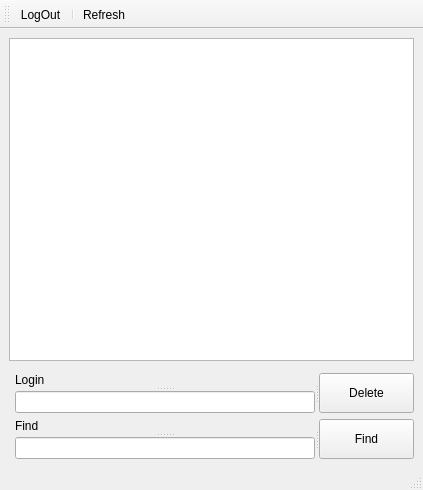
Old version of the form Qt projects/lab/adminwindow.ui in the repository Kirilko/181-351_Shimankov.
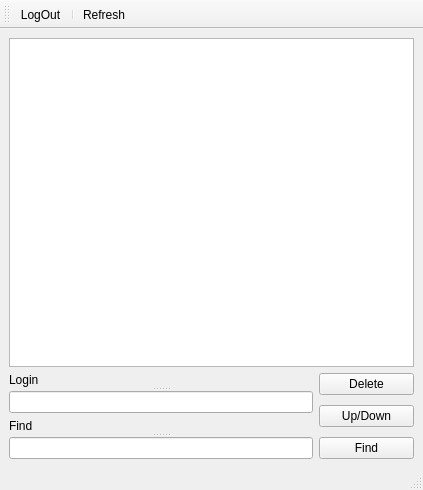
New version of the form.

Patch:
```diff
--- a/Qt projects/lab/adminwindow.ui
+++ b/Qt projects/lab/adminwindow.ui
@@ -15,30 +15,10 @@
   </property>
   <widget class="QWidget" name="centralwidget">
    <layout class="QGridLayout" name="gridLayout">
-    <item row="1" column="1">
-     <widget class="QSplitter" name="splitter_3">
-      <property name="orientation">
-       <enum>Qt::Vertical</enum>
-      </property>
-     </widget>
+    <item row="0" column="0" colspan="2">
+     <widget class="QTableView" name="tableView"/>
     </item>
-    <item row="2" column="0">
-     <widget class="QSplitter" name="splitter_5">
-      <property name="orientation">
-       <enum>Qt::Vertical</enum>
-      </property>
-      <widget class="QSplitter" name="splitter_9">
-       <property name="orientation">
-        <enum>Qt::Vertical</enum>
-       </property>
-      </widget>
-     </widget>
-    </item>
-    <item row="3" column="1">
-     <widget class="QSplitter" name="splitter_2">
-      <property name="orientation">
-       <enum>Qt::Horizontal</enum>
-      </property>
+    <item row="1" column="0" rowspan="2">
       <widget class="QSplitter" name="splitter_6">
        <property name="orientation">
         <enum>Qt::Vertical</enum>
@@ -48,8 +28,17 @@
          <string>Login</string>
         </property>
        </widget>
-       <widget class="QLineEdit" name="lineEdit_3"/>
+      <widget class="QLineEdit" name="lineEdit_3">
+       <property name="maximumSize">
+        <size>
+         <width>16777215</width>
+         <height>22</height>
+        </size>
+       </property>
       </widget>
+     </widget>
+    </item>
+    <item row="1" column="1">
       <widget class="QPushButton" name="pushButton">
        <property name="maximumSize">
         <size>
@@ -61,13 +50,15 @@
         <string>Delete</string>
        </property>
       </widget>
-     </widget>
     </item>
-    <item row="4" column="1">
-     <widget class="QSplitter" name="splitter_10">
-      <property name="orientation">
-       <enum>Qt::Horizontal</enum>
+    <item row="2" column="1" rowspan="2">
+     <widget class="QPushButton" name="pushButton_3">
+      <property name="text">
+       <string>Up/Down</string>
       </property>
+     </widget>
+    </item>
+    <item row="3" column="0" rowspan="2">
       <widget class="QSplitter" name="splitter_4">
        <property name="orientation">
         <enum>Qt::Vertical</enum>
@@ -89,21 +80,19 @@
         </widget>
        </widget>
       </widget>
+    </item>
+    <item row="4" column="1">
       <widget class="QPushButton" name="pushButton_2">
        <property name="maximumSize">
         <size>
          <width>95</width>
-         <height>60</height>
+        <height>50</height>
         </size>
        </property>
        <property name="text">
         <string>Find</string>
        </property>
       </widget>
-     </widget>
-    </item>
-    <item row="0" column="0" rowspan="2" colspan="2">
-     <widget class="QTableView" name="tableView"/>
     </item>
    </layout>
   </widget>
```
Left out of the diff: 18 changed lines with no effect on the pictures. Lines whose indentation alone changed are shown as unchanged.
